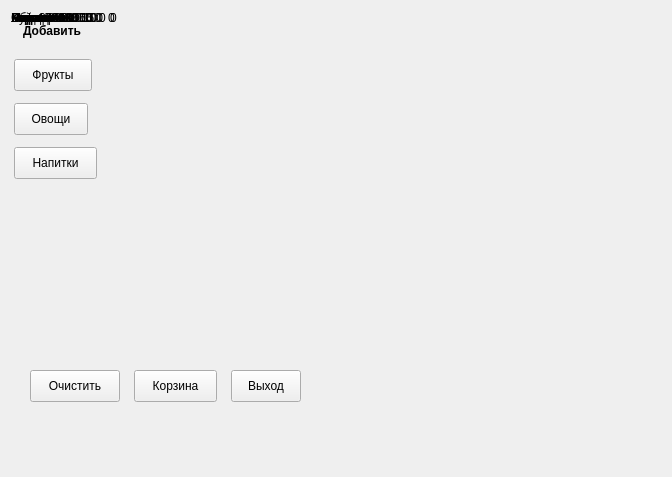
Above: problems/sprint2/grocery/submission/selector.ui from Garegin866/cpp-qt-practicum before the change. Below: the same form after it.
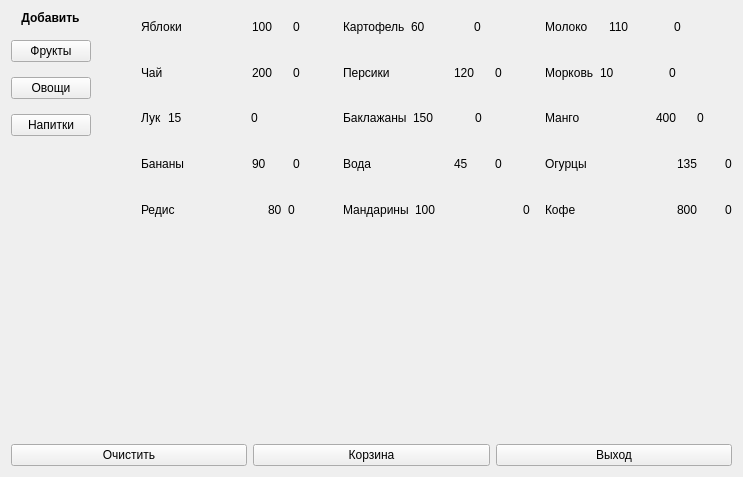
That is the form after the change. Custom widgets are drawn as their Qt base class.

Patch:
```diff
--- a/problems/sprint2/grocery/submission/selector.ui
+++ b/problems/sprint2/grocery/submission/selector.ui
@@ -6,7 +6,7 @@
    <rect>
     <x>0</x>
     <y>0</y>
-    <width>672</width>
+    <width>743</width>
     <height>477</height>
    </rect>
   </property>
@@ -14,41 +14,19 @@
    <string>Лавка</string>
   </property>
   <widget class="QWidget" name="centralWidget">
-   <widget class="QPushButton" name="pb_drink">
-    <property name="geometry">
-     <rect>
-      <x>14</x>
-      <y>147</y>
-      <width>83</width>
-      <height>32</height>
-     </rect>
-    </property>
-    <property name="text">
-     <string>Напитки</string>
-    </property>
-   </widget>
-   <widget class="QPushButton" name="pb_vegetable">
-    <property name="geometry">
-     <rect>
-      <x>14</x>
-      <y>103</y>
-      <width>74</width>
-      <height>32</height>
-     </rect>
-    </property>
-    <property name="text">
-     <string>Овощи</string>
-    </property>
-   </widget>
+   <layout class="QVBoxLayout" name="verticalLayout_5">
+    <item>
+     <layout class="QHBoxLayout" name="horizontalLayout_125">
+      <property name="spacing">
+       <number>50</number>
+      </property>
+      <item>
+       <layout class="QVBoxLayout" name="verticalLayout_4">
+        <property name="spacing">
+         <number>15</number>
+        </property>
+        <item alignment="Qt::AlignmentFlag::AlignHCenter">
    <widget class="QLabel" name="label">
-    <property name="geometry">
-     <rect>
-      <x>23</x>
-      <y>23</y>
-      <width>64</width>
-      <height>16</height>
-     </rect>
-    </property>
     <property name="sizePolicy">
      <sizepolicy hsizetype="Maximum" vsizetype="Maximum">
       <horstretch>0</horstretch>
@@ -63,100 +41,56 @@
     <property name="text">
      <string>Добавить</string>
     </property>
-   </widget>
+          <property name="alignment">
+           <set>Qt::AlignmentFlag::AlignCenter</set>
+          </property>
+         </widget>
+        </item>
+        <item>
    <widget class="QPushButton" name="pb_fruit">
-    <property name="geometry">
-     <rect>
-      <x>14</x>
-      <y>59</y>
-      <width>78</width>
-      <height>32</height>
-     </rect>
-    </property>
     <property name="text">
      <string>Фрукты</string>
     </property>
    </widget>
-   <widget class="QPushButton" name="btn_exit">
-    <property name="geometry">
-     <rect>
-      <x>231</x>
-      <y>370</y>
-      <width>70</width>
-      <height>32</height>
-     </rect>
-    </property>
-    <property name="text">
-     <string>Выход</string>
-    </property>
-   </widget>
-   <widget class="QPushButton" name="btn_cart">
-    <property name="geometry">
-     <rect>
-      <x>134</x>
-      <y>370</y>
-      <width>83</width>
-      <height>32</height>
-     </rect>
-    </property>
-    <property name="text">
-     <string>Корзина</string>
-    </property>
-   </widget>
-   <widget class="QPushButton" name="btn_clear">
-    <property name="geometry">
-     <rect>
-      <x>30</x>
-      <y>370</y>
-      <width>90</width>
-      <height>32</height>
-     </rect>
-    </property>
-    <property name="text">
-     <string>Очистить</string>
-    </property>
-   </widget>
-   <widget class="QWidget" name="">
-    <layout class="QHBoxLayout" name="horizontalLayout_5" stretch="3,1,1">
+        </item>
      <item>
-      <widget class="ClickableLabel" name="lbl_item_3">
-       <property name="sizePolicy">
-        <sizepolicy hsizetype="Preferred" vsizetype="Preferred">
-         <horstretch>0</horstretch>
-         <verstretch>0</verstretch>
-        </sizepolicy>
-       </property>
+         <widget class="QPushButton" name="pb_vegetable">
        <property name="text">
-        <string>Молоко</string>
+           <string>Овощи</string>
        </property>
       </widget>
      </item>
      <item>
-      <widget class="QLabel" name="lbl_cost_3">
+         <widget class="QPushButton" name="pb_drink">
        <property name="text">
-        <string>110</string>
+           <string>Напитки</string>
        </property>
       </widget>
      </item>
      <item>
-      <widget class="QLabel" name="lbl_q_3">
-       <property name="sizePolicy">
-        <sizepolicy hsizetype="Preferred" vsizetype="Preferred">
-         <horstretch>0</horstretch>
-         <verstretch>0</verstretch>
-        </sizepolicy>
-       </property>
-       <property name="text">
-        <string>0</string>
-       </property>
-      </widget>
-     </item>
-    </layout>
-   </widget>
-   <widget class="QWidget" name="">
-    <layout class="QHBoxLayout" name="horizontalLayout_10" stretch="3,1,1">
+         <spacer name="verticalSpacer">
+          <property name="orientation">
+           <enum>Qt::Orientation::Vertical</enum>
+          </property>
+          <property name="sizeHint" stdset="0">
+           <size>
+            <width>20</width>
+            <height>40</height>
+           </size>
+          </property>
+         </spacer>
+        </item>
+       </layout>
+      </item>
      <item>
-      <widget class="ClickableLabel" name="lbl_item_8">
+       <layout class="QGridLayout" name="gridLayout_5">
+        <property name="spacing">
+         <number>15</number>
+        </property>
+        <item row="2" column="1">
+         <layout class="QHBoxLayout" name="horizontalLayout_9" stretch="0,0,0">
+          <item>
+           <widget class="ClickableLabel" name="lbl_item_7">
        <property name="sizePolicy">
         <sizepolicy hsizetype="Preferred" vsizetype="Preferred">
          <horstretch>0</horstretch>
@@ -164,19 +98,19 @@
         </sizepolicy>
        </property>
        <property name="text">
-        <string>Манго</string>
+             <string>Баклажаны</string>
        </property>
       </widget>
      </item>
      <item>
-      <widget class="QLabel" name="lbl_cost_8">
+           <widget class="QLabel" name="lbl_cost_7">
        <property name="text">
-        <string>400</string>
+             <string>150</string>
        </property>
       </widget>
      </item>
      <item>
-      <widget class="QLabel" name="lbl_q_8">
+           <widget class="QLabel" name="lbl_q_7">
        <property name="sizePolicy">
         <sizepolicy hsizetype="Preferred" vsizetype="Preferred">
          <horstretch>0</horstretch>
@@ -189,8 +123,8 @@
       </widget>
      </item>
     </layout>
-   </widget>
-   <widget class="QWidget" name="">
+        </item>
+        <item row="3" column="1">
     <layout class="QHBoxLayout" name="horizontalLayout_12" stretch="3,1,1">
      <item>
       <widget class="ClickableLabel" name="lbl_item_10">
@@ -226,83 +160,9 @@
       </widget>
      </item>
     </layout>
-   </widget>
-   <widget class="QWidget" name="">
-    <layout class="QHBoxLayout" name="horizontalLayout_14" stretch="3,1,1">
-     <item>
-      <widget class="ClickableLabel" name="lbl_item_12">
-       <property name="sizePolicy">
-        <sizepolicy hsizetype="Preferred" vsizetype="Preferred">
-         <horstretch>0</horstretch>
-         <verstretch>0</verstretch>
-        </sizepolicy>
-       </property>
-       <property name="text">
-        <string>Бананы</string>
-       </property>
-      </widget>
-     </item>
-     <item>
-      <widget class="QLabel" name="lbl_cost_12">
-       <property name="text">
-        <string>90</string>
-       </property>
-      </widget>
-     </item>
-     <item>
-      <widget class="QLabel" name="lbl_q_12">
-       <property name="sizePolicy">
-        <sizepolicy hsizetype="Preferred" vsizetype="Preferred">
-         <horstretch>0</horstretch>
-         <verstretch>0</verstretch>
-        </sizepolicy>
-       </property>
-       <property name="text">
-        <string>0</string>
-       </property>
-      </widget>
-     </item>
-    </layout>
-   </widget>
-   <widget class="QWidget" name="">
-    <layout class="QHBoxLayout" name="horizontalLayout_4" stretch="3,1,1">
-     <item>
-      <widget class="ClickableLabel" name="lbl_item_2">
-       <property name="sizePolicy">
-        <sizepolicy hsizetype="Preferred" vsizetype="Preferred">
-         <horstretch>0</horstretch>
-         <verstretch>0</verstretch>
-        </sizepolicy>
-       </property>
-       <property name="text">
-        <string>Картофель</string>
-       </property>
-      </widget>
-     </item>
-     <item>
-      <widget class="QLabel" name="lbl_cost_2">
-       <property name="text">
-        <string>60</string>
-       </property>
-      </widget>
-     </item>
-     <item>
-      <widget class="QLabel" name="lbl_q_2">
-       <property name="sizePolicy">
-        <sizepolicy hsizetype="Preferred" vsizetype="Preferred">
-         <horstretch>0</horstretch>
-         <verstretch>0</verstretch>
-        </sizepolicy>
-       </property>
-       <property name="text">
-        <string>0</string>
-       </property>
-      </widget>
-     </item>
-    </layout>
-   </widget>
-   <widget class="QWidget" name="">
-    <layout class="QHBoxLayout" name="horizontalLayout_11" stretch="3,1,1">
+        </item>
+        <item row="2" column="0">
+         <layout class="QHBoxLayout" name="horizontalLayout_11" stretch="0,1,1">
      <item>
       <widget class="ClickableLabel" name="lbl_item_9">
        <property name="sizePolicy">
@@ -337,9 +197,9 @@
       </widget>
      </item>
     </layout>
-   </widget>
-   <widget class="QWidget" name="">
-    <layout class="QHBoxLayout" name="horizontalLayout_13" stretch="3,1,1">
+        </item>
+        <item row="3" column="2">
+         <layout class="QHBoxLayout" name="horizontalLayout_13" stretch="3,1,0">
      <item>
       <widget class="ClickableLabel" name="lbl_item_11">
        <property name="sizePolicy">
@@ -374,11 +234,31 @@
       </widget>
      </item>
     </layout>
-   </widget>
-   <widget class="QWidget" name="">
-    <layout class="QHBoxLayout" name="horizontalLayout_16" stretch="3,1,1">
+        </item>
+        <item row="0" column="1">
+         <layout class="QHBoxLayout" name="horizontalLayout_37" stretch="0,0,0">
+          <item>
+           <widget class="ClickableLabel" name="lbl_item_2">
+            <property name="sizePolicy">
+             <sizepolicy hsizetype="Preferred" vsizetype="Preferred">
+              <horstretch>0</horstretch>
+              <verstretch>0</verstretch>
+             </sizepolicy>
+            </property>
+            <property name="text">
+             <string>Картофель</string>
+            </property>
+           </widget>
+          </item>
      <item>
-      <widget class="ClickableLabel" name="lbl_item_14">
+           <widget class="QLabel" name="lbl_cost_2">
+            <property name="text">
+             <string>60</string>
+            </property>
+           </widget>
+          </item>
+          <item>
+           <widget class="QLabel" name="lbl_q_2">
        <property name="sizePolicy">
         <sizepolicy hsizetype="Preferred" vsizetype="Preferred">
          <horstretch>0</horstretch>
@@ -386,19 +266,36 @@
         </sizepolicy>
        </property>
        <property name="text">
-        <string>Кофе</string>
+             <string>0</string>
        </property>
       </widget>
      </item>
+         </layout>
+        </item>
+        <item row="0" column="2">
+         <layout class="QHBoxLayout" name="horizontalLayout_5" stretch="0,0,0">
      <item>
-      <widget class="QLabel" name="lbl_cost_14">
+           <widget class="ClickableLabel" name="lbl_item_3">
+            <property name="sizePolicy">
+             <sizepolicy hsizetype="Preferred" vsizetype="Preferred">
+              <horstretch>0</horstretch>
+              <verstretch>0</verstretch>
+             </sizepolicy>
+            </property>
        <property name="text">
-        <string>800</string>
+             <string>Молоко</string>
        </property>
       </widget>
      </item>
      <item>
-      <widget class="QLabel" name="lbl_q_14">
+           <widget class="QLabel" name="lbl_cost_3">
+            <property name="text">
+             <string>110</string>
+            </property>
+           </widget>
+          </item>
+          <item>
+           <widget class="QLabel" name="lbl_q_3">
        <property name="sizePolicy">
         <sizepolicy hsizetype="Preferred" vsizetype="Preferred">
          <horstretch>0</horstretch>
@@ -411,8 +308,82 @@
       </widget>
      </item>
     </layout>
-   </widget>
-   <widget class="QWidget" name="">
+        </item>
+        <item row="1" column="2">
+         <layout class="QHBoxLayout" name="horizontalLayout_7" stretch="0,1,1">
+          <item>
+           <widget class="ClickableLabel" name="lbl_item_5">
+            <property name="sizePolicy">
+             <sizepolicy hsizetype="Preferred" vsizetype="Preferred">
+              <horstretch>0</horstretch>
+              <verstretch>0</verstretch>
+             </sizepolicy>
+            </property>
+            <property name="text">
+             <string>Морковь</string>
+            </property>
+           </widget>
+          </item>
+          <item>
+           <widget class="QLabel" name="lbl_cost_5">
+            <property name="text">
+             <string>10</string>
+            </property>
+           </widget>
+          </item>
+          <item>
+           <widget class="QLabel" name="lbl_q_5">
+            <property name="sizePolicy">
+             <sizepolicy hsizetype="Preferred" vsizetype="Preferred">
+              <horstretch>0</horstretch>
+              <verstretch>0</verstretch>
+             </sizepolicy>
+            </property>
+            <property name="text">
+             <string>0</string>
+            </property>
+           </widget>
+          </item>
+         </layout>
+        </item>
+        <item row="3" column="0">
+         <layout class="QHBoxLayout" name="horizontalLayout_48" stretch="3,1,1">
+          <item>
+           <widget class="ClickableLabel" name="lbl_item_12">
+            <property name="sizePolicy">
+             <sizepolicy hsizetype="Preferred" vsizetype="Preferred">
+              <horstretch>0</horstretch>
+              <verstretch>0</verstretch>
+             </sizepolicy>
+            </property>
+            <property name="text">
+             <string>Бананы</string>
+            </property>
+           </widget>
+          </item>
+          <item>
+           <widget class="QLabel" name="lbl_cost_12">
+            <property name="text">
+             <string>90</string>
+            </property>
+           </widget>
+          </item>
+          <item>
+           <widget class="QLabel" name="lbl_q_12">
+            <property name="sizePolicy">
+             <sizepolicy hsizetype="Preferred" vsizetype="Preferred">
+              <horstretch>0</horstretch>
+              <verstretch>0</verstretch>
+             </sizepolicy>
+            </property>
+            <property name="text">
+             <string>0</string>
+            </property>
+           </widget>
+          </item>
+         </layout>
+        </item>
+        <item row="1" column="1">
     <layout class="QHBoxLayout" name="horizontalLayout_6" stretch="3,1,1">
      <item>
       <widget class="ClickableLabel" name="lbl_item_4">
@@ -448,8 +419,45 @@
       </widget>
      </item>
     </layout>
-   </widget>
-   <widget class="QWidget" name="">
+        </item>
+        <item row="0" column="0">
+         <layout class="QHBoxLayout" name="horizontalLayout_3" stretch="3,1,1">
+          <item>
+           <widget class="ClickableLabel" name="lbl_item_1">
+            <property name="sizePolicy">
+             <sizepolicy hsizetype="Preferred" vsizetype="Preferred">
+              <horstretch>0</horstretch>
+              <verstretch>0</verstretch>
+             </sizepolicy>
+            </property>
+            <property name="text">
+             <string>Яблоки</string>
+            </property>
+           </widget>
+          </item>
+          <item>
+           <widget class="QLabel" name="lbl_cost_1">
+            <property name="text">
+             <string>100</string>
+            </property>
+           </widget>
+          </item>
+          <item>
+           <widget class="QLabel" name="lbl_q_1">
+            <property name="sizePolicy">
+             <sizepolicy hsizetype="Preferred" vsizetype="Preferred">
+              <horstretch>0</horstretch>
+              <verstretch>0</verstretch>
+             </sizepolicy>
+            </property>
+            <property name="text">
+             <string>0</string>
+            </property>
+           </widget>
+          </item>
+         </layout>
+        </item>
+        <item row="1" column="0">
     <layout class="QHBoxLayout" name="horizontalLayout_8" stretch="3,1,1">
      <item>
       <widget class="ClickableLabel" name="lbl_item_6">
@@ -485,9 +493,46 @@
       </widget>
      </item>
     </layout>
-   </widget>
-   <widget class="QWidget" name="">
-    <layout class="QHBoxLayout" name="horizontalLayout_17" stretch="3,1,1">
+        </item>
+        <item row="2" column="2">
+         <layout class="QHBoxLayout" name="horizontalLayout_10" stretch="3,1,1">
+          <item>
+           <widget class="ClickableLabel" name="lbl_item_8">
+            <property name="sizePolicy">
+             <sizepolicy hsizetype="Preferred" vsizetype="Preferred">
+              <horstretch>0</horstretch>
+              <verstretch>0</verstretch>
+             </sizepolicy>
+            </property>
+            <property name="text">
+             <string>Манго</string>
+            </property>
+           </widget>
+          </item>
+          <item>
+           <widget class="QLabel" name="lbl_cost_8">
+            <property name="text">
+             <string>400</string>
+            </property>
+           </widget>
+          </item>
+          <item>
+           <widget class="QLabel" name="lbl_q_8">
+            <property name="sizePolicy">
+             <sizepolicy hsizetype="Preferred" vsizetype="Preferred">
+              <horstretch>0</horstretch>
+              <verstretch>0</verstretch>
+             </sizepolicy>
+            </property>
+            <property name="text">
+             <string>0</string>
+            </property>
+           </widget>
+          </item>
+         </layout>
+        </item>
+        <item row="4" column="0">
+         <layout class="QHBoxLayout" name="horizontalLayout_17" stretch="3,0,1">
      <item>
       <widget class="ClickableLabel" name="lbl_item_15">
        <property name="sizePolicy">
@@ -522,120 +567,9 @@
       </widget>
      </item>
     </layout>
-   </widget>
-   <widget class="QWidget" name="">
-    <layout class="QHBoxLayout" name="horizontalLayout_3" stretch="3,1,1">
-     <item>
-      <widget class="ClickableLabel" name="lbl_item_1">
-       <property name="sizePolicy">
-        <sizepolicy hsizetype="Preferred" vsizetype="Preferred">
-         <horstretch>0</horstretch>
-         <verstretch>0</verstretch>
-        </sizepolicy>
-       </property>
-       <property name="text">
-        <string>Яблоки</string>
-       </property>
-      </widget>
-     </item>
-     <item>
-      <widget class="QLabel" name="lbl_cost_1">
-       <property name="text">
-        <string>100</string>
-       </property>
-      </widget>
-     </item>
-     <item>
-      <widget class="QLabel" name="lbl_q_1">
-       <property name="sizePolicy">
-        <sizepolicy hsizetype="Preferred" vsizetype="Preferred">
-         <horstretch>0</horstretch>
-         <verstretch>0</verstretch>
-        </sizepolicy>
-       </property>
-       <property name="text">
-        <string>0</string>
-       </property>
-      </widget>
-     </item>
-    </layout>
-   </widget>
-   <widget class="QWidget" name="">
-    <layout class="QHBoxLayout" name="horizontalLayout_9" stretch="3,1,1">
-     <item>
-      <widget class="ClickableLabel" name="lbl_item_7">
-       <property name="sizePolicy">
-        <sizepolicy hsizetype="Preferred" vsizetype="Preferred">
-         <horstretch>0</horstretch>
-         <verstretch>0</verstretch>
-        </sizepolicy>
-       </property>
-       <property name="text">
-        <string>Баклажаны</string>
-       </property>
-      </widget>
-     </item>
-     <item>
-      <widget class="QLabel" name="lbl_cost_7">
-       <property name="text">
-        <string>150</string>
-       </property>
-      </widget>
-     </item>
-     <item>
-      <widget class="QLabel" name="lbl_q_7">
-       <property name="sizePolicy">
-        <sizepolicy hsizetype="Preferred" vsizetype="Preferred">
-         <horstretch>0</horstretch>
-         <verstretch>0</verstretch>
-        </sizepolicy>
-       </property>
-       <property name="text">
-        <string>0</string>
-       </property>
-      </widget>
-     </item>
-    </layout>
-   </widget>
-   <widget class="QWidget" name="">
-    <layout class="QHBoxLayout" name="horizontalLayout_7" stretch="3,1,1">
-     <item>
-      <widget class="ClickableLabel" name="lbl_item_5">
-       <property name="sizePolicy">
-        <sizepolicy hsizetype="Preferred" vsizetype="Preferred">
-         <horstretch>0</horstretch>
-         <verstretch>0</verstretch>
-        </sizepolicy>
-       </property>
-       <property name="text">
-        <string>Морковь</string>
-       </property>
-      </widget>
-     </item>
-     <item>
-      <widget class="QLabel" name="lbl_cost_5">
-       <property name="text">
-        <string>10</string>
-       </property>
-      </widget>
-     </item>
-     <item>
-      <widget class="QLabel" name="lbl_q_5">
-       <property name="sizePolicy">
-        <sizepolicy hsizetype="Preferred" vsizetype="Preferred">
-         <horstretch>0</horstretch>
-         <verstretch>0</verstretch>
-        </sizepolicy>
-       </property>
-       <property name="text">
-        <string>0</string>
-       </property>
-      </widget>
-     </item>
-    </layout>
-   </widget>
-   <widget class="QWidget" name="">
-    <layout class="QHBoxLayout" name="horizontalLayout_15" stretch="3,1,1">
+        </item>
+        <item row="4" column="1">
+         <layout class="QHBoxLayout" name="horizontalLayout_15" stretch="0,1,0">
      <item>
       <widget class="ClickableLabel" name="lbl_item_13">
        <property name="sizePolicy">
@@ -670,7 +604,87 @@
       </widget>
      </item>
     </layout>
-   </widget>
+        </item>
+        <item row="4" column="2">
+         <layout class="QHBoxLayout" name="horizontalLayout_16" stretch="3,1,0">
+          <item>
+           <widget class="ClickableLabel" name="lbl_item_14">
+            <property name="sizePolicy">
+             <sizepolicy hsizetype="Preferred" vsizetype="Preferred">
+              <horstretch>0</horstretch>
+              <verstretch>0</verstretch>
+             </sizepolicy>
+            </property>
+            <property name="text">
+             <string>Кофе</string>
+            </property>
+           </widget>
+          </item>
+          <item>
+           <widget class="QLabel" name="lbl_cost_14">
+            <property name="text">
+             <string>800</string>
+            </property>
+           </widget>
+          </item>
+          <item>
+           <widget class="QLabel" name="lbl_q_14">
+            <property name="sizePolicy">
+             <sizepolicy hsizetype="Preferred" vsizetype="Preferred">
+              <horstretch>0</horstretch>
+              <verstretch>0</verstretch>
+             </sizepolicy>
+            </property>
+            <property name="text">
+             <string>0</string>
+            </property>
+           </widget>
+          </item>
+         </layout>
+        </item>
+       </layout>
+      </item>
+     </layout>
+    </item>
+    <item>
+     <spacer name="verticalSpacer_2">
+      <property name="orientation">
+       <enum>Qt::Orientation::Vertical</enum>
+      </property>
+      <property name="sizeHint" stdset="0">
+       <size>
+        <width>20</width>
+        <height>40</height>
+       </size>
+      </property>
+     </spacer>
+    </item>
+    <item>
+     <layout class="QHBoxLayout" name="horizontalLayout_124">
+      <item>
+       <widget class="QPushButton" name="btn_clear">
+        <property name="text">
+         <string>Очистить</string>
+        </property>
+       </widget>
+      </item>
+      <item>
+       <widget class="QPushButton" name="btn_cart">
+        <property name="text">
+         <string>Корзина</string>
+        </property>
+       </widget>
+      </item>
+      <item>
+       <widget class="QPushButton" name="btn_exit">
+        <property name="text">
+         <string>Выход</string>
+        </property>
+       </widget>
+      </item>
+     </layout>
+    </item>
+   </layout>
   </widget>
  </widget>
  <layoutdefault spacing="6" margin="11"/>
```
Lines whose indentation alone changed are shown as unchanged.
